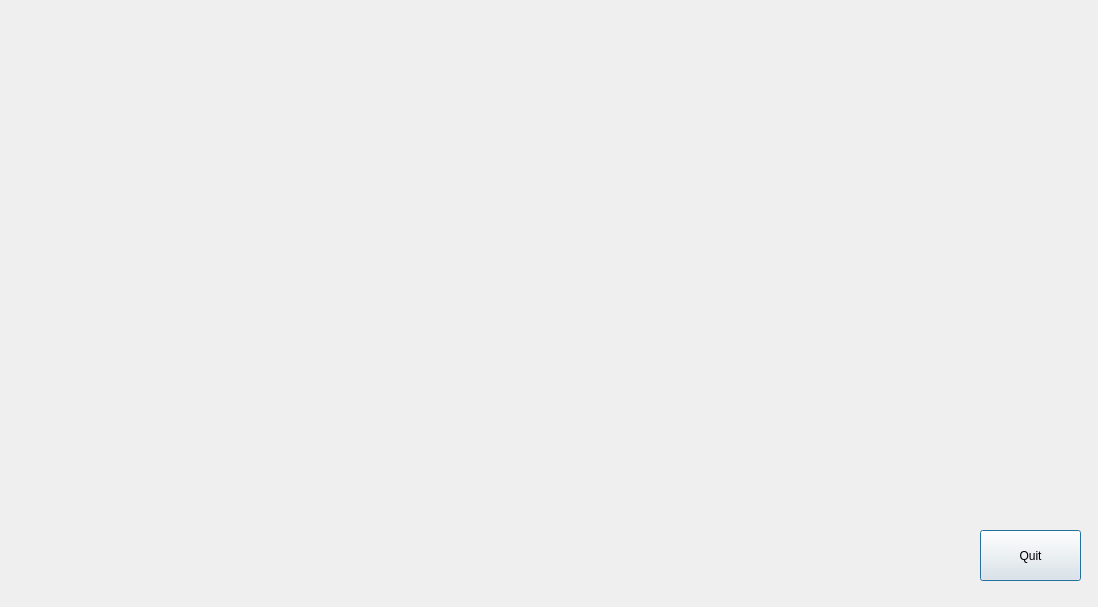
Old version of the form exp/gamewidget.ui in the repository SahibAlMowt/Monopoly.
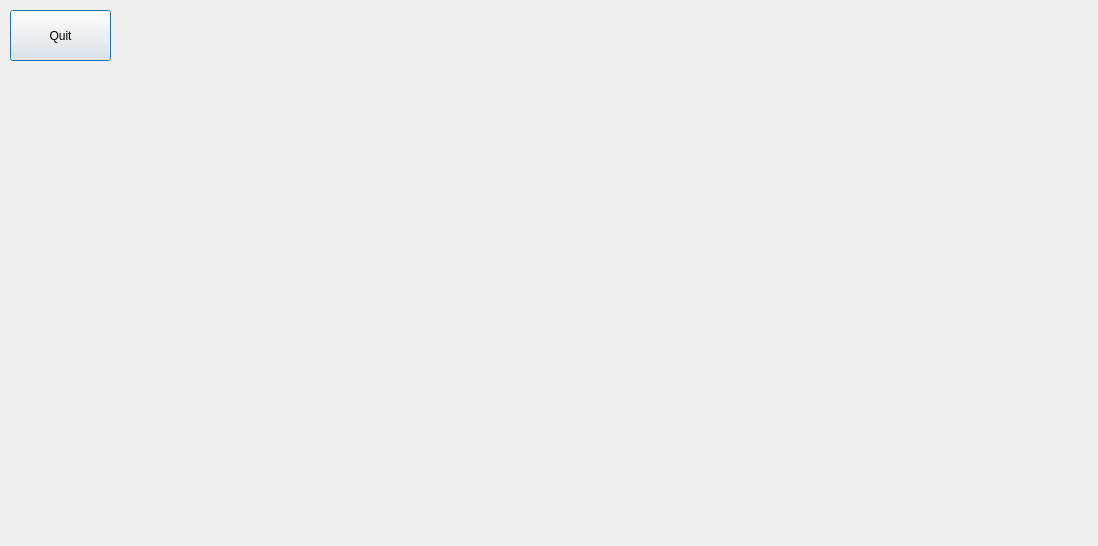
New version of the form.

Diff of the .ui file:
```diff
--- a/exp/gamewidget.ui
+++ b/exp/gamewidget.ui
@@ -7,7 +7,7 @@
     <x>0</x>
     <y>0</y>
     <width>1098</width>
-    <height>607</height>
+    <height>546</height>
    </rect>
   </property>
   <property name="maximumSize">
@@ -22,8 +22,8 @@
   <widget class="QPushButton" name="quit_button">
    <property name="geometry">
     <rect>
-     <x>980</x>
-     <y>530</y>
+     <x>10</x>
+     <y>10</y>
      <width>101</width>
      <height>51</height>
     </rect>
```
